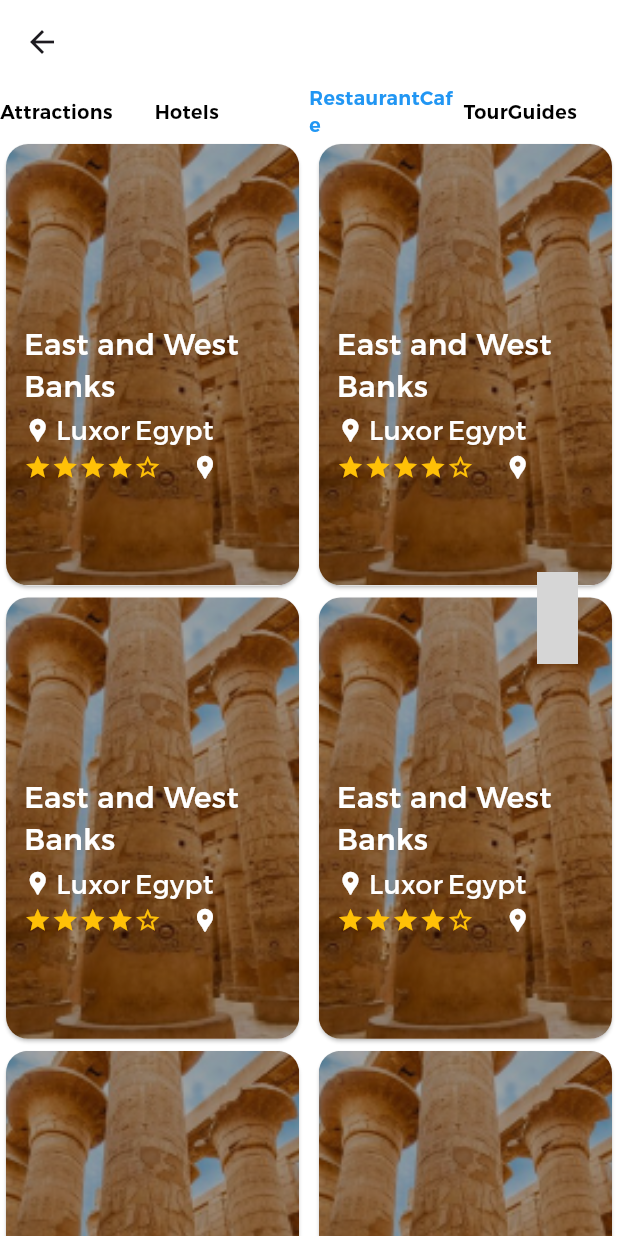
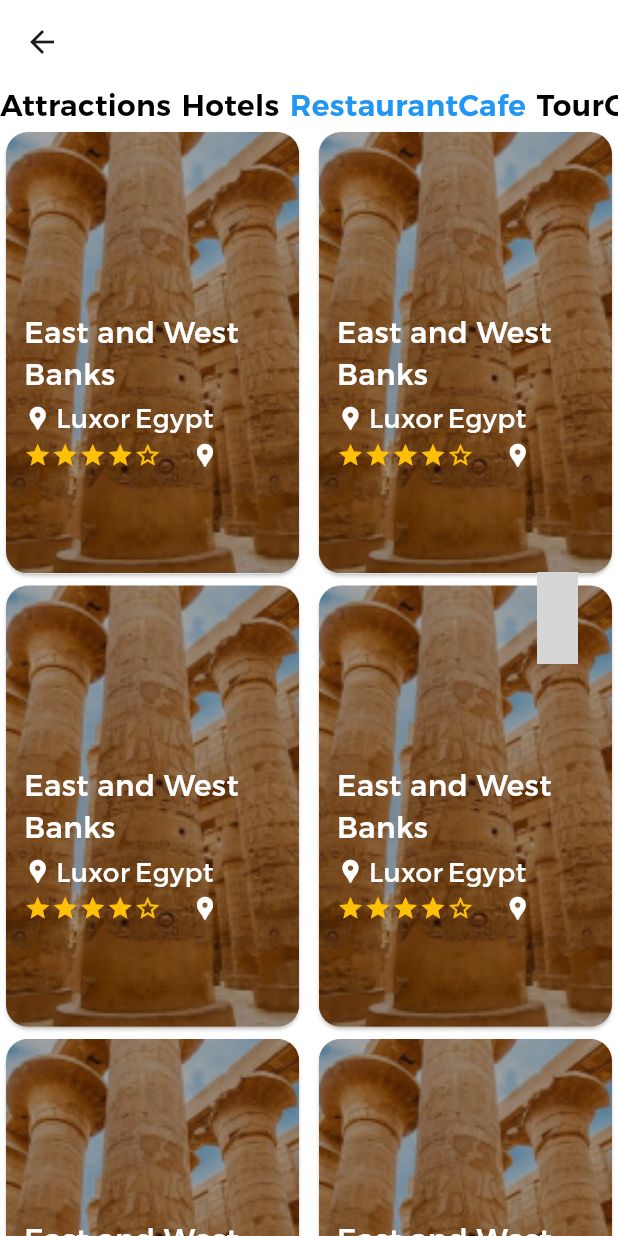
Before and after one commit to ah0es/tourism_app, a Flutter app: the screen it shows after launch, after a tap on "Attractions", after a tap on "Hotels", after a tap on "RestaurantCafe", on a phone screen of 412 x 824 dp. Run offline on Flutter 3.47's test engine with Material 3 defaults, Android fonts, the phone set to English and light mode, and no system bars; our stand-ins replace cached_network_image, device_preview, dio, easy_localization, expandable, flutter_bloc and 11 more; accounts and stored records are empty; grey boxes are pictures that could not be loaded.

Commit message:
add Some Changes in Images and navigation bar

```diff
--- a/lib/core/utils/app_images.dart
+++ b/lib/core/utils/app_images.dart
@@ -7,12 +7,22 @@ class AppImages {
   static const loginImage = '$baseUrl/Login_image.png';
   static const passwordChangeImage = '$baseUrl/Password_change.png';
   static const homeImage = '$baseUrl/homeImage.png';
+  static const testbording = '$baseUrl/test-select-image.png';
+  static const notification = '$baseUrl/Ellipse 226.png';
+  static const rectangleAttraction = '$baseUrl/Rectangle.png';
+  static const groupTourguide = '$baseUrl/Group1.png';
+  static const Rectangle1Hotels = '$baseUrl/Rectangle1.png';
+  static const Rectangle2Hotels = '$baseUrl/Rectangle2.png';
+  static const Rectangle3Hotels = '$baseUrl/Rectangle3.png';
+  static const Rectangle4Hotels = '$baseUrl/Rectangle4.png';
+  static const Rectangle5Hotels = '$baseUrl/Rectangle5.png';
   static const categoryTestImage = '$baseUrl/categoryTestImage.png';
   static const categoryTestImage2 = '$baseUrl/categoryTestImage2.png';
   static const productDetailsTestImage = '$baseUrl/ProductDetailsTestImage.png';
   static const commentTestImage = '$baseUrl/CommentTestImage.png';
   static const emptyCartImage = '$baseUrl/emptyCartImage.png';
-  static const backgroundProductDetails = '$baseUrl/backgroundProductDetails.png';
+  static const backgroundProductDetails =
+      '$baseUrl/backgroundProductDetails.png';
   static const categoryImageTest3 = '$baseUrl/categoryImageTest3.png';
   static const categoryImageTest4 = '$baseUrl/categoryImageTest4.png';
   static const orderDone = '$baseUrl/orderDone.png';
--- a/lib/features/home/navigationbar/my_favorties/presentation/favorites_body.dart
+++ b/lib/features/home/navigationbar/my_favorties/presentation/favorites_body.dart
@@ -32,14 +32,26 @@ class _MyFavoritesBodyState extends State<MyFavoritesBody> {
       appBar: AppBar(),
       body: Column(
         children: [
-          Row(
-            //mainAxisAlignment: CrossAxisAlignment.,
-            children: [
-              Expanded(child: TextClikable('Attractions')),
-              Expanded(child: TextClikable('Hotels')),
-              Expanded(child: TextClikable('RestaurantCafe')),
-              Expanded(child: TextClikable('TourGuides')),
-            ],
+          SingleChildScrollView(
+            scrollDirection: Axis.horizontal,
+            child: Row(
+              //mainAxisAlignment: CrossAxisAlignment.,
+              children: [
+                TextClikable('Attractions'),
+                SizedBox(
+                  width: 7,
+                ),
+                TextClikable('Hotels'),
+                SizedBox(
+                  width: 7,
+                ),
+                TextClikable('RestaurantCafe'),
+                SizedBox(
+                  width: 7,
+                ),
+                TextClikable('TourGuides'),
+              ],
+            ),
           ),
           Expanded(child: ShowContent()),
         ],
@@ -57,7 +69,7 @@ class _MyFavoritesBodyState extends State<MyFavoritesBody> {
       child: Text(
         text,
         style: TextStyle(
-            fontSize: 13.sp,
+            fontSize: 20.sp,
             fontWeight: FontWeight.w600,
             color: selectedText == text ? Colors.blue : Colors.black),
       ),
--- a/lib/features/home/navigationbar/my_favorties/presentation/widgets/attractions_body.dart
+++ b/lib/features/home/navigationbar/my_favorties/presentation/widgets/attractions_body.dart
@@ -1,6 +1,7 @@
 import 'package:flutter/material.dart';
 import 'package:flutter/widgets.dart';
 import 'package:tourism_app/core/component/custom_card_image_attractions.dart';
+import 'package:tourism_app/core/utils/app_images.dart';
 
 class AttractionsBody extends StatelessWidget {
   const AttractionsBody({super.key});
@@ -11,7 +12,7 @@ class AttractionsBody extends StatelessWidget {
       child: Column(
         children: [
           CustomCardImageAttractions(
-            image: 'assets/images/Rectangle.png',
+            image: AppImages.rectangleAttraction,
             name: 'East and West Banks',
             governorate: 'Luxor',
             country: 'Egypt',
@@ -37,7 +38,7 @@ class AttractionsBody extends StatelessWidget {
             },
           ),
           CustomCardImageAttractions(
-            image: 'assets/images/Rectangle.png',
+            image: AppImages.rectangleAttraction,
             name: 'East and West Banks',
             governorate: 'Luxor',
             country: 'Egypt',
@@ -50,7 +51,7 @@ class AttractionsBody extends StatelessWidget {
             },
           ),
           CustomCardImageAttractions(
-            image: 'assets/images/Rectangle.png',
+            image: AppImages.rectangleAttraction,
             name: 'East and West Banks',
             governorate: 'Luxor',
             country: 'Egypt',
@@ -63,7 +64,7 @@ class AttractionsBody extends StatelessWidget {
             },
           ),
           CustomCardImageAttractions(
-            image: 'assets/images/Rectangle.png',
+            image: AppImages.rectangleAttraction,
             name: 'East and West Banks',
             governorate: 'Luxor',
             country: 'Egypt',
@@ -76,7 +77,7 @@ class AttractionsBody extends StatelessWidget {
             },
           ),
           CustomCardImageAttractions(
-            image: 'assets/images/Rectangle.png',
+            image: AppImages.rectangleAttraction,
             name: 'East and West Banks',
             governorate: 'Luxor',
             country: 'Egypt',
--- a/lib/features/home/navigationbar/my_favorties/presentation/widgets/hotels_body.dart
+++ b/lib/features/home/navigationbar/my_favorties/presentation/widgets/hotels_body.dart
@@ -1,6 +1,7 @@
 import 'package:flutter/material.dart';
 import 'package:flutter/widgets.dart';
 import 'package:tourism_app/core/component/custom_card_image_hotels.dart';
+import 'package:tourism_app/core/utils/app_images.dart';
 
 class HotelsBody extends StatelessWidget {
   const HotelsBody({super.key});
@@ -14,7 +15,7 @@ class HotelsBody extends StatelessWidget {
             country: 'Egypt',
             governorate: 'Luxor',
             iconData: Icons.location_pin,
-            image: 'assets/images/Rectangle1.png',
+            image: AppImages.Rectangle1Hotels,
             name: 'Four Seasons',
             price: 20,
             rate: 3,
@@ -23,7 +24,7 @@ class HotelsBody extends StatelessWidget {
             country: 'Egypt',
             governorate: 'Luxor',
             iconData: Icons.location_pin,
-            image: 'assets/images/Rectangle2.png',
+            image: AppImages.Rectangle2Hotels,
             name: 'Four Seasons',
             price: 20,
             rate: 3,
@@ -32,7 +33,7 @@ class HotelsBody extends StatelessWidget {
             country: 'Egypt',
             governorate: 'Luxor',
             iconData: Icons.location_pin,
-            image: 'assets/images/Rectangle3.png',
+            image: AppImages.Rectangle3Hotels,
             name: 'Four Seasons',
             price: 20,
             rate: 3,
@@ -41,7 +42,7 @@ class HotelsBody extends StatelessWidget {
             country: 'Egypt',
             governorate: 'Luxor',
             iconData: Icons.location_pin,
-            image: 'assets/images/Rectangle4.png',
+            image: AppImages.Rectangle4Hotels,
             name: 'Four Seasons',
             price: 20,
             rate: 3,
@@ -50,7 +51,7 @@ class HotelsBody extends StatelessWidget {
             country: 'Egypt',
             governorate: 'Luxor',
             iconData: Icons.location_pin,
-            image: 'assets/images/Rectangle5.png',
+            image: AppImages.Rectangle5Hotels,
             name: 'Four Seasons',
             price: 20,
             rate: 3,
--- a/lib/features/home/navigationbar/my_favorties/presentation/widgets/restaurant_cafe_body.dart
+++ b/lib/features/home/navigationbar/my_favorties/presentation/widgets/restaurant_cafe_body.dart
@@ -1,6 +1,7 @@
 import 'package:flutter/material.dart';
 import 'package:flutter/widgets.dart';
 import 'package:tourism_app/core/component/custom_card_image_restaurant.dart';
+import 'package:tourism_app/core/utils/app_images.dart';
 
 class RestaurantCafeBody extends StatelessWidget {
   const RestaurantCafeBody({super.key});
@@ -14,7 +15,7 @@ class RestaurantCafeBody extends StatelessWidget {
             children: [
               Flexible(
                 child: CustomCardImageRestaurant(
-                  image: 'assets/images/Rectangle.png',
+                  image: AppImages.rectangleAttraction,
                   name: 'East and West Banks',
                   governorate: 'Luxor',
                   country: 'Egypt',
@@ -27,7 +28,7 @@ class RestaurantCafeBody extends StatelessWidget {
               ),
               Flexible(
                 child: CustomCardImageRestaurant(
-                  image: 'assets/images/Rectangle.png',
+                  image: AppImages.rectangleAttraction,
                   name: 'East and West Banks',
                   governorate: 'Luxor',
                   country: 'Egypt',
@@ -41,7 +42,7 @@ class RestaurantCafeBody extends StatelessWidget {
             children: [
               Flexible(
                 child: CustomCardImageRestaurant(
-                  image: 'assets/images/Rectangle.png',
+                  image: AppImages.rectangleAttraction,
                   name: 'East and West Banks',
                   governorate: 'Luxor',
                   country: 'Egypt',
@@ -54,7 +55,7 @@ class RestaurantCafeBody extends StatelessWidget {
               ),
               Flexible(
                 child: CustomCardImageRestaurant(
-                  image: 'assets/images/Rectangle.png',
+                  image: AppImages.rectangleAttraction,
                   name: 'East and West Banks',
                   governorate: 'Luxor',
                   country: 'Egypt',
@@ -68,7 +69,7 @@ class RestaurantCafeBody extends StatelessWidget {
             children: [
               Flexible(
                 child: CustomCardImageRestaurant(
-                  image: 'assets/images/Rectangle.png',
+                  image: AppImages.rectangleAttraction,
                   name: 'East and West Banks',
                   governorate: 'Luxor',
                   country: 'Egypt',
@@ -81,7 +82,7 @@ class RestaurantCafeBody extends StatelessWidget {
               ),
               Flexible(
                 child: CustomCardImageRestaurant(
-                  image: 'assets/images/Rectangle.png',
+                  image: AppImages.rectangleAttraction,
                   name: 'East and West Banks',
                   governorate: 'Luxor',
                   country: 'Egypt',
@@ -95,7 +96,7 @@ class RestaurantCafeBody extends StatelessWidget {
             children: [
               Flexible(
                 child: CustomCardImageRestaurant(
-                  image: 'assets/images/Rectangle.png',
+                  image: AppImages.rectangleAttraction,
                   name: 'East and West Banks',
                   governorate: 'Luxor',
                   country: 'Egypt',
@@ -108,7 +109,7 @@ class RestaurantCafeBody extends StatelessWidget {
               ),
               Flexible(
                 child: CustomCardImageRestaurant(
-                  image: 'assets/images/Rectangle.png',
+                  image: AppImages.rectangleAttraction,
                   name: 'East and West Banks',
                   governorate: 'Luxor',
                   country: 'Egypt',
```
Also changed, not shown: lib/features/Profile/notifications/presentation/notifications_body.dart (+10 -9 lines), lib/features/home/navigationbar/my_favorties/presentation/widgets/tourguide_body.dart (+7 -6 lines), lib/features/onbording/presentation/onbordingbody.dart (+4 -3 lines).
